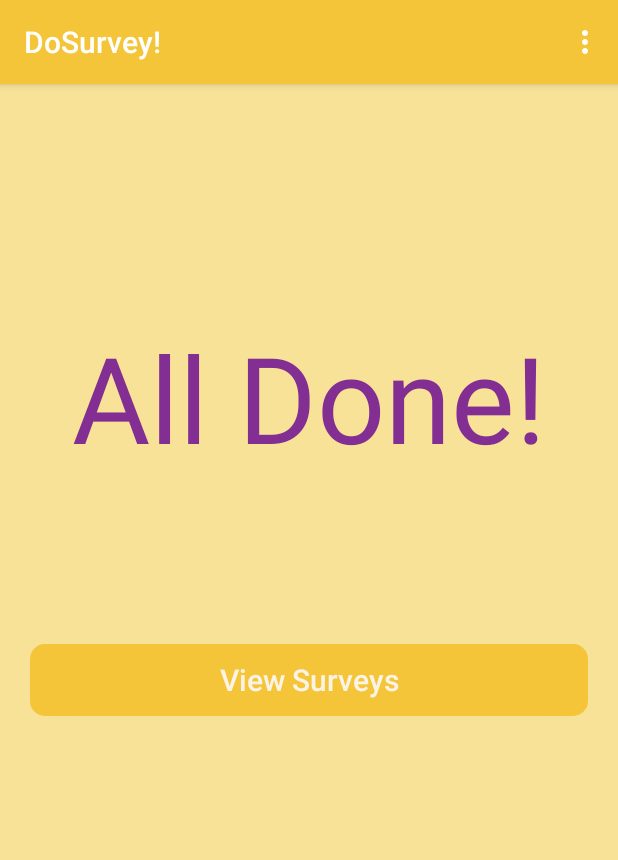
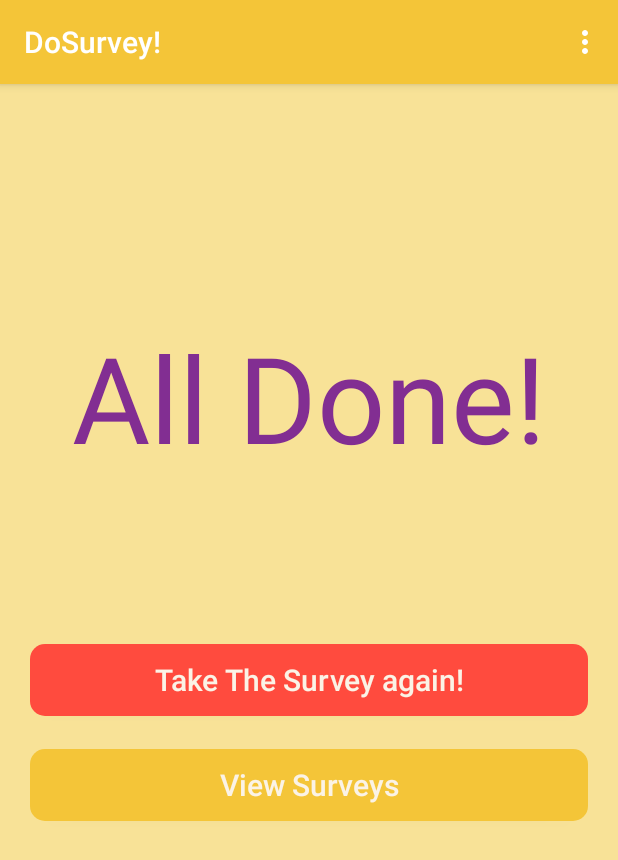
Before and after one commit to Deepty11/SurveyApp, an Android app: the FinalActivity screen opened directly, with no data from a screen before it, on a phone screen of 412 x 824 dp. Shown: the top 860 px of the screen. Run offline under Robolectric (Android 15) with nearby library versions, the phone set to English and light mode, and no system bars.

```diff
--- a/app/src/main/java/com/rehnuma/surveyapp/FinalActivity.java
+++ b/app/src/main/java/com/rehnuma/surveyapp/FinalActivity.java
@@ -3,7 +3,9 @@ package com.rehnuma.surveyapp;
 import androidx.appcompat.app.AppCompatActivity;
 import androidx.appcompat.widget.Toolbar;
 
+import android.content.Context;
 import android.content.Intent;
+import android.content.SharedPreferences;
 import android.graphics.Color;
 import android.os.Bundle;
 import android.view.Menu;
@@ -17,6 +19,11 @@ public class FinalActivity extends AppCompatActivity {
 
     private Button viewSurvey;
     private Toolbar toolbar;
+    private SharedPreferences sharedPreferences;
+    public static final String fileName="login";
+    public static final String Username="Username";
+    public static final String Email="Email";
+    public static final String Password="password";
 
     @Override
     protected void onCreate(Bundle savedInstanceState) {
@@ -25,9 +32,8 @@ public class FinalActivity extends AppCompatActivity {
         toolbar= (Toolbar) findViewById(R.id.toolbar);
         setSupportActionBar(toolbar);
         toolbar.setTitleTextColor(Color.WHITE);
-
-        //setting the title
         toolbar.setTitle("DoSurvey!");
+        sharedPreferences=getSharedPreferences(fileName, Context.MODE_PRIVATE);
         viewSurvey=(Button)findViewById(R.id.viewSurvey);
         viewSurvey.setOnClickListener(new View.OnClickListener() {
             @Override
@@ -54,6 +60,11 @@ public class FinalActivity extends AppCompatActivity {
                 break;
 
             case R.id.menuLogout:
+                sharedPreferences=getSharedPreferences(fileName, Context.MODE_PRIVATE);
+                SharedPreferences.Editor editor= sharedPreferences.edit();
+                editor.clear();
+                editor.apply();
+                finish();
                 Toast.makeText(this, "You clicked logout", Toast.LENGTH_SHORT).show();
                 startActivity(new Intent(getApplicationContext(),MainActivity.class));
                 break;
--- /dev/null
+++ b/app/src/main/res/drawable/take_survey_again.xml
@@ -0,0 +1,12 @@
+<?xml version="1.0" encoding="utf-8"?>
+<selector xmlns:android="http://schemas.android.com/apk/res/android">
+    <item>
+        <shape xmlns:android="http://schemas.android.com/apk/res/android" android:shape="rectangle">
+            <solid android:color="#FF4B3E" />
+            <corners android:bottomRightRadius="10dp"
+                android:bottomLeftRadius="10dp"
+                android:topRightRadius="10dp"
+                android:topLeftRadius="10dp"/>
+        </shape>
+    </item>
+</selector>
--- a/app/src/main/res/layout/activity_choose.xml
+++ b/app/src/main/res/layout/activity_choose.xml
@@ -42,7 +42,7 @@
             android:gravity="center"
             android:layout_marginLeft="10dp"
             android:layout_marginRight="10dp"
-            android:layout_marginTop="30pt"
+            android:layout_marginTop="50pt"
             android:layout_marginBottom="10dp"
             android:background="@drawable/take_survey_button"
             android:text="Take The Survey!"
@@ -56,6 +56,7 @@
             android:layout_height="wrap_content"
             android:layout_gravity="center"
             android:gravity="center"
+            android:layout_marginTop="10pt"
             android:layout_marginLeft="10dp"
             android:layout_marginRight="10dp"
             android:background="@drawable/view_surveys_button"
--- a/app/src/main/res/layout/activity_final.xml
+++ b/app/src/main/res/layout/activity_final.xml
@@ -32,10 +32,25 @@
        android:textColor="@color/colorLightViolate"
        />
     <Button
+        android:id="@+id/takeSurvey"
+        android:layout_width="match_parent"
+        android:layout_height="wrap_content"
+        android:layout_marginTop="50pt"
+        android:layout_marginLeft="20dp"
+        android:layout_marginRight="20dp"
+        android:layout_gravity="center"
+        android:gravity="center"
+        android:text="@string/takesurveyagain"
+        android:textSize="20dp"
+        android:textAllCaps="false"
+        android:textColor="@color/colorOffWhite"
+        android:background="@drawable/take_survey_again"
+        />
+    <Button
         android:id="@+id/viewSurvey"
         android:layout_width="match_parent"
         android:layout_height="wrap_content"
-        android:layout_marginTop="50pt"
+        android:layout_marginTop="10pt"
         android:layout_marginLeft="20dp"
         android:layout_marginRight="20dp"
         android:layout_gravity="center"
--- a/app/src/main/res/values/strings.xml
+++ b/app/src/main/res/values/strings.xml
@@ -19,6 +19,7 @@
     <string name="yes">Yes</string>
     <string name="no">No</string>
     <string name="takesurvey">Take The Survey!</string>
+    <string name="takesurveyagain">Take The Survey again!</string>
     <string name="viewSurvey">View Surveys</string>
     <string name="verygood">Very Good</string>
     <string name="good">Good</string>
@@ -35,4 +36,5 @@
     <string name="logout">Logout</string>
     <string name="done">All Done!</string>
 
+
 </resources>
```
Also changed, not shown: app/src/main/java/com/rehnuma/surveyapp/ChooseActivity.java (+23 -3 lines), app/src/main/java/com/rehnuma/surveyapp/MainActivity.java (+24 -1 lines), app/src/main/java/com/rehnuma/surveyapp/ViewSurveyActivity.java (+14 -15 lines), app/src/main/res/layout/activity_take_survey1.xml (+1 -11 lines), app/src/main/res/layout/activity_take_survey2.xml (+1 -11 lines), app/src/main/res/layout/activity_take_survey3.xml (+1 -11 lines), app/src/main/res/layout/activity_take_survey4.xml (+2 -11 lines), app/src/main/res/layout/activity_take_survey5.xml (+1 -11 lines), app/src/main/res/layout/root_layout.xml (added, +19 -0 lines).
